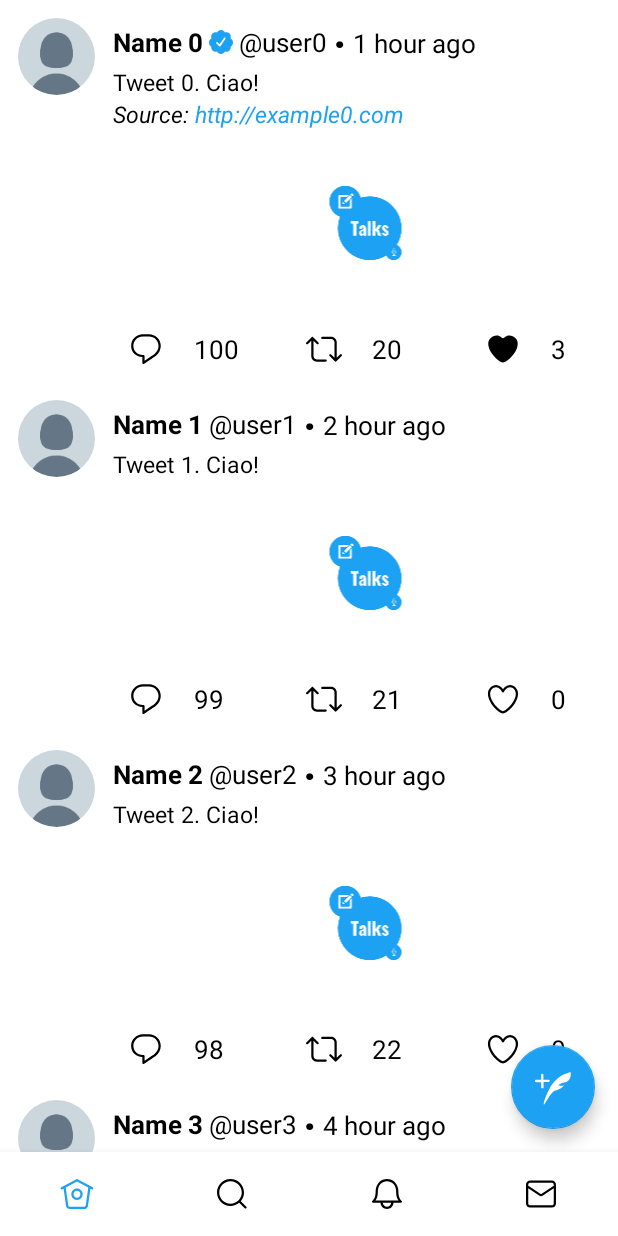
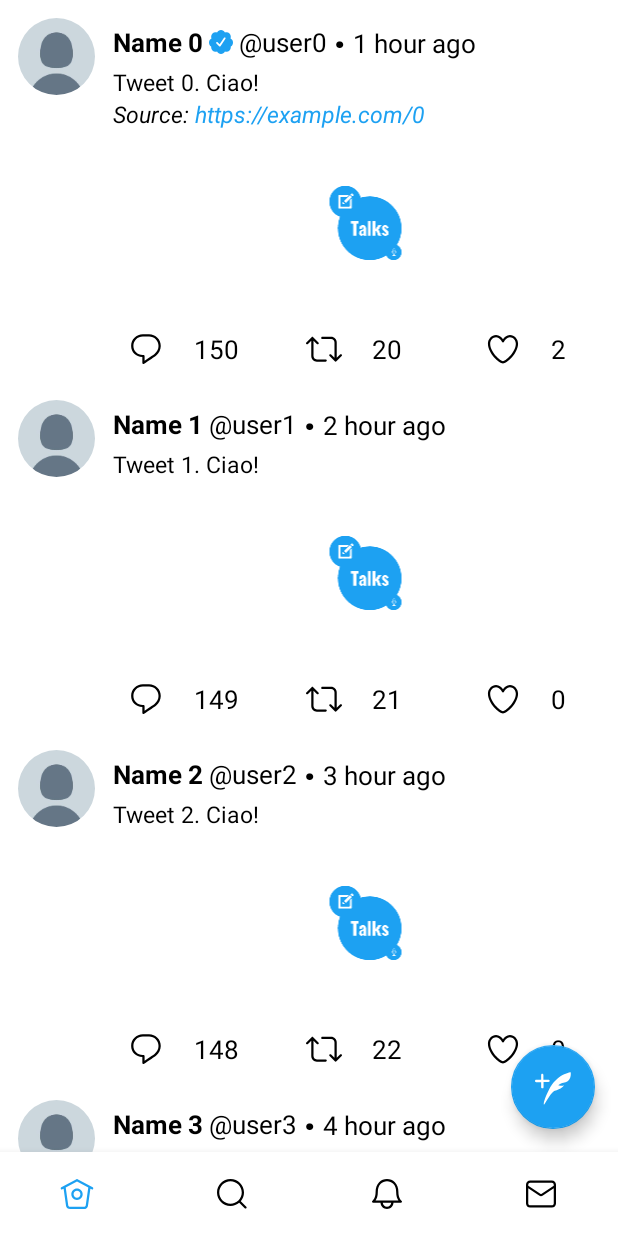
Before and after one commit to vellons/TwitterClone, an Android app: the HomeFragment screen opened directly, with no data from a screen before it, after a tap on "Like", on a phone screen of 412 x 824 dp. Run offline under Robolectric (Android 15) with nearby library versions, the phone set to English and light mode, and no system bars; our stand-ins replace navigation-ui.

Commit message:
Like button click listener

```diff
--- a/app/src/main/java/it/uninsubria/pdm/vellons/twitterclone/tweet/Tweet.kt
+++ b/app/src/main/java/it/uninsubria/pdm/vellons/twitterclone/tweet/Tweet.kt
@@ -9,8 +9,8 @@ data class Tweet(
     val displayDate: String,
     val text: String = "",
     val source: String = "",
-    val commentCount: Number = 0,
-    val retweetCount: Number = 0,
-    val likeCount: Number = 0,
-    val hasUserLike: Boolean = false,
+    var commentCount: Number = 0,
+    var retweetCount: Number = 0,
+    var likeCount: Number = 0,
+    var hasUserLike: Boolean = false,
 )
--- a/app/src/main/java/it/uninsubria/pdm/vellons/twitterclone/tweet/TweetAdapter.kt
+++ b/app/src/main/java/it/uninsubria/pdm/vellons/twitterclone/tweet/TweetAdapter.kt
@@ -26,13 +26,6 @@ class TweetAdapter(private val tweetList: List<Tweet>) :
         val retweetCount: TextView = itemView.findViewById(R.id.textViewRetweetCount)
         val likeCount: TextView = itemView.findViewById(R.id.textViewLikeCount)
         val likeImage: ImageButton = itemView.findViewById(R.id.imageButtonLike)
-
-        init {
-            likeImage.setOnClickListener {
-                val imageButtonLike: ImageButton = itemView.findViewById(R.id.imageButtonLike)
-                imageButtonLike.setImageResource(R.drawable.ic_like_full_24)
-            }
-        }
     }
 
     @SuppressLint("SetTextI18n")
@@ -56,9 +49,23 @@ class TweetAdapter(private val tweetList: List<Tweet>) :
         holder.likeCount.text = currentItem.likeCount.toString()
         if (currentItem.hasUserLike) {
             holder.likeImage.setImageResource(R.drawable.ic_like_full_24)
-            holder.likeImage.isActivated = true
+            holder.likeImage.setColorFilter(R.color.like_color)
         } else {
             holder.likeImage.setImageResource(R.drawable.ic_like_outline_24)
+            holder.likeImage.clearColorFilter()
+        }
+        holder.likeImage.setOnClickListener {
+            if (!currentItem.hasUserLike) {
+                currentItem.hasUserLike = true
+                holder.likeCount.text = ((holder.likeCount.text as String).toInt() + 1).toString()
+                holder.likeImage.setImageResource(R.drawable.ic_like_full_24)
+                holder.likeImage.setColorFilter(R.color.like_color)
+            } else {
+                currentItem.hasUserLike = false
+                holder.likeCount.text = ((holder.likeCount.text as String).toInt() - 1).toString()
+                holder.likeImage.setImageResource(R.drawable.ic_like_outline_24)
+                holder.likeImage.clearColorFilter()
+            }
         }
     }
 
--- a/app/src/main/java/it/uninsubria/pdm/vellons/twitterclone/ui/home/HomeFragment.kt
+++ b/app/src/main/java/it/uninsubria/pdm/vellons/twitterclone/ui/home/HomeFragment.kt
@@ -21,7 +21,7 @@ class HomeFragment : Fragment() {
         container: ViewGroup?,
         savedInstanceState: Bundle?
     ): View? {
-        val tweetList = generateSampleList(50)
+        val tweetList = generateSampleList(150)
         homeViewModel = ViewModelProvider(this).get(HomeViewModel::class.java)
         val root = inflater.inflate(R.layout.fragment_home, container, false)
         val recyclerView: RecyclerView = root.findViewById(R.id.recycler_view_home_tweet)
@@ -42,8 +42,8 @@ class HomeFragment : Fragment() {
                 userVerified = i % 5 == 0,
                 displayDate = (i + 1).toString() + " hour ago",
                 text = "Tweet $i. Ciao!",
-                source = if (i % 4 == 0) "http://example$i.com" else "",
-                commentCount = 100 - i,
+                source = if (i % 4 == 0) "https://example.com/$i" else "",
+                commentCount = size - i,
                 retweetCount = 20 + i,
                 likeCount = if (i % 3 == 0) i + 3 else 0,
                 hasUserLike = i % 6 == 0
```
